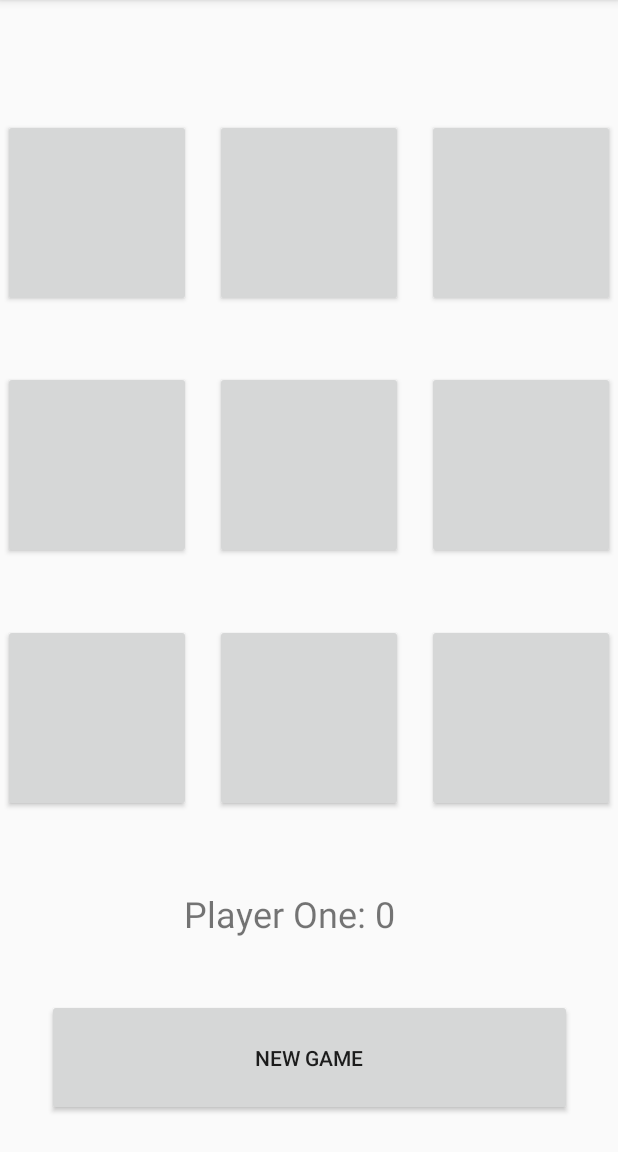
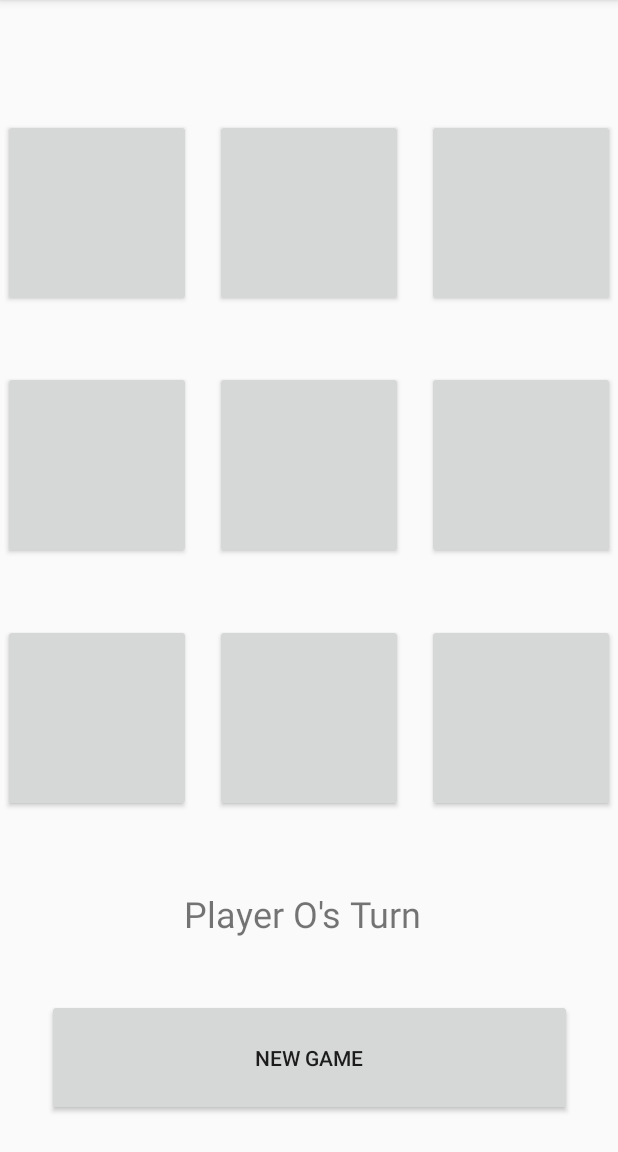
Before and after one commit to CourtneyHutchin/TicTacToe, an Android app: the screen it shows after launch (MainActivity), on a phone screen of 412 x 824 dp, the part 84-1236 px from its top. Run offline under Robolectric (Android 15) with nearby library versions, the phone set to English and light mode, and no system bars.

Commit message:
Issue#1 on click (#2)
* Created Player Class and OnClick Method

* Setup button click actions and added documentation

* Setup button click actions and added documentation

```diff
--- a/app/src/main/java/com/example/tictactoe/MainActivity.java
+++ b/app/src/main/java/com/example/tictactoe/MainActivity.java
@@ -3,12 +3,96 @@ package com.example.tictactoe;
 import androidx.appcompat.app.AppCompatActivity;
 
 import android.os.Bundle;
+import android.view.View;
+import android.widget.Button;
+import android.widget.TextView;
 
 public class MainActivity extends AppCompatActivity {
+    // Fields
+    private Button[] buttons;    // Array of buttons
+    private TextView playerTurn; // The TextView to display who's turn it is
+    private Player x;            // The player who is using "X"
+    private Player o;            // The player who is using "O"
+    private Player currPlayer;   // The current player during that round
+
+
 
     @Override
     protected void onCreate(Bundle savedInstanceState) {
         super.onCreate(savedInstanceState);
         setContentView(R.layout.activity_main);
+
+        playerTurn = findViewById(R.id.playerTurn);
+
+        createButtons();
+        startGame();
+    }
+
+    private void startGame() {
+        // Set players name to be X and O
+        o = new Player("O");
+        x = new Player("X");
+
+        currPlayer = o;
+
+        // Put player name into text box
+        currPlayerText();
+    }
+
+    /*
+    Create an array of buttons
+     */
+    private void createButtons() {
+        buttons = new Button[] {
+                findViewById(R.id.boxOne),
+                findViewById(R.id.boxTwo),
+                findViewById(R.id.boxThree),
+                findViewById(R.id.boxFour),
+                findViewById(R.id.boxFive),
+                findViewById(R.id.boxSix),
+                findViewById(R.id.boxSeven),
+                findViewById(R.id.boxEight),
+                findViewById(R.id.boxNine)
+        };
+    }
+
+    /*
+    When a player clicks a button, add their name to the button
+     */
+    public void onClick(View view) {
+        for (Button button : buttons) {
+            CharSequence empty = "";
+            if (view == button && button.getText() == empty) {    // Check if spot is empty
+                button.setText(currPlayer.playerName);                  // Add player name (X or O)
+                switchPlayer();
+            }
+        }
+    }
+
+    /*
+    Set the PlayerTurn TextView to show the current players turn
+     */
+    private void currPlayerText() {
+        playerTurn.setText("Player " + currPlayer.playerName + "'s Turn");
+    }
+
+    /*
+    Swap between each player so they each have turns
+     */
+    private void switchPlayer() {
+        if(currPlayer == o) {
+            currPlayer = x;
+        }
+        else {
+            currPlayer = o;
+        }
+        currPlayerText();
+    }
+
+    public void newGame(View view) {
+        CharSequence empty = "";
+        for (Button button : buttons) {
+            button.setText(empty);
+        }
     }
 }
--- /dev/null
+++ b/app/src/main/java/com/example/tictactoe/Player.java
@@ -0,0 +1,11 @@
+package com.example.tictactoe;
+
+class Player {
+    // Fields
+    // Must be public so other classes can access it
+    String playerName;
+
+    Player(String name) {
+        playerName = name; // Set player's name
+    }
+}
--- a/app/src/main/res/layout/activity_main.xml
+++ b/app/src/main/res/layout/activity_main.xml
@@ -16,6 +16,7 @@
         android:layout_marginEnd="8dp"
         android:layout_marginRight="8dp"
         android:layout_marginBottom="8dp"
+        android:onClick="onClick"
         app:layout_constraintBottom_toTopOf="@+id/boxEight"
         app:layout_constraintEnd_toStartOf="@+id/boxSix"
         app:layout_constraintStart_toEndOf="@+id/boxFour"
@@ -31,6 +32,7 @@
         android:layout_marginEnd="8dp"
         android:layout_marginRight="8dp"
         android:layout_marginBottom="200dp"
+        android:onClick="onClick"
         app:layout_constraintBottom_toBottomOf="parent"
         app:layout_constraintEnd_toEndOf="parent"
         app:layout_constraintStart_toEndOf="@+id/boxEight"
@@ -46,6 +48,7 @@
         android:layout_marginEnd="8dp"
         android:layout_marginRight="8dp"
         android:layout_marginBottom="8dp"
+        android:onClick="onClick"
         app:layout_constraintBottom_toTopOf="@+id/boxSix"
         app:layout_constraintEnd_toEndOf="parent"
         app:layout_constraintStart_toEndOf="@+id/boxTwo"
@@ -61,6 +64,7 @@
         android:layout_marginEnd="8dp"
         android:layout_marginRight="8dp"
         android:layout_marginBottom="200dp"
+        android:onClick="onClick"
         app:layout_constraintBottom_toBottomOf="parent"
         app:layout_constraintEnd_toStartOf="@+id/boxNine"
         app:layout_constraintStart_toEndOf="@+id/boxSeven"
@@ -76,6 +80,7 @@
         android:layout_marginEnd="8dp"
         android:layout_marginRight="8dp"
         android:layout_marginBottom="200dp"
+        android:onClick="onClick"
         app:layout_constraintBottom_toBottomOf="parent"
         app:layout_constraintEnd_toStartOf="@+id/boxEight"
         app:layout_constraintStart_toStartOf="parent"
@@ -91,6 +96,7 @@
         android:layout_marginEnd="8dp"
         android:layout_marginRight="8dp"
         android:layout_marginBottom="8dp"
+        android:onClick="onClick"
         app:layout_constraintBottom_toTopOf="@+id/boxSeven"
         app:layout_constraintEnd_toStartOf="@+id/boxFive"
         app:layout_constraintStart_toStartOf="parent"
@@ -106,6 +112,7 @@
         android:layout_marginEnd="8dp"
         android:layout_marginRight="8dp"
         android:layout_marginBottom="8dp"
+        android:onClick="onClick"
         app:layout_constraintBottom_toTopOf="@+id/boxNine"
         app:layout_constraintEnd_toEndOf="parent"
         app:layout_constraintStart_toEndOf="@+id/boxFive"
@@ -121,6 +128,7 @@
         android:layout_marginEnd="8dp"
         android:layout_marginRight="8dp"
         android:layout_marginBottom="8dp"
+        android:onClick="onClick"
         app:layout_constraintBottom_toTopOf="@+id/boxFour"
         app:layout_constraintEnd_toStartOf="@+id/boxTwo"
         app:layout_constraintStart_toStartOf="parent"
@@ -136,6 +144,7 @@
         android:layout_marginEnd="8dp"
         android:layout_marginRight="8dp"
         android:layout_marginBottom="8dp"
+        android:onClick="onClick"
         app:layout_constraintBottom_toTopOf="@+id/boxFive"
         app:layout_constraintEnd_toStartOf="@+id/boxThree"
         app:layout_constraintStart_toEndOf="@+id/boxOne"
@@ -146,14 +155,16 @@
         android:layout_width="350dp"
         android:layout_height="78dp"
         android:layout_marginBottom="24dp"
-        android:text="New Game"
+        android:onClick="newGame"
+        android:text="@string/new_game"
         app:layout_constraintBottom_toBottomOf="parent"
         app:layout_constraintEnd_toEndOf="parent"
         app:layout_constraintHorizontal_bias="0.502"
-        app:layout_constraintStart_toStartOf="parent" />
+        app:layout_constraintStart_toStartOf="parent"
+        tools:onClick="newGame" />
 
     <TextView
-        android:id="@+id/textView"
+        android:id="@+id/playerTurn"
         android:layout_width="166dp"
         android:layout_height="38dp"
         android:layout_marginStart="35dp"
@@ -162,7 +173,7 @@
         android:layout_marginEnd="35dp"
         android:layout_marginRight="35dp"
         android:layout_marginBottom="35dp"
-        android:text="Player One: 0"
+        android:text="@string/player"
         android:textSize="24sp"
         app:layout_constraintBottom_toTopOf="@+id/newGameBtn"
         app:layout_constraintEnd_toEndOf="parent"
--- a/app/src/main/res/values/strings.xml
+++ b/app/src/main/res/values/strings.xml
@@ -1,3 +1,5 @@
 <resources>
     <string name="app_name">TicTacToe</string>
+    <string name="new_game">New Game</string>
+    <string name="player">Player:</string>
 </resources>
```
